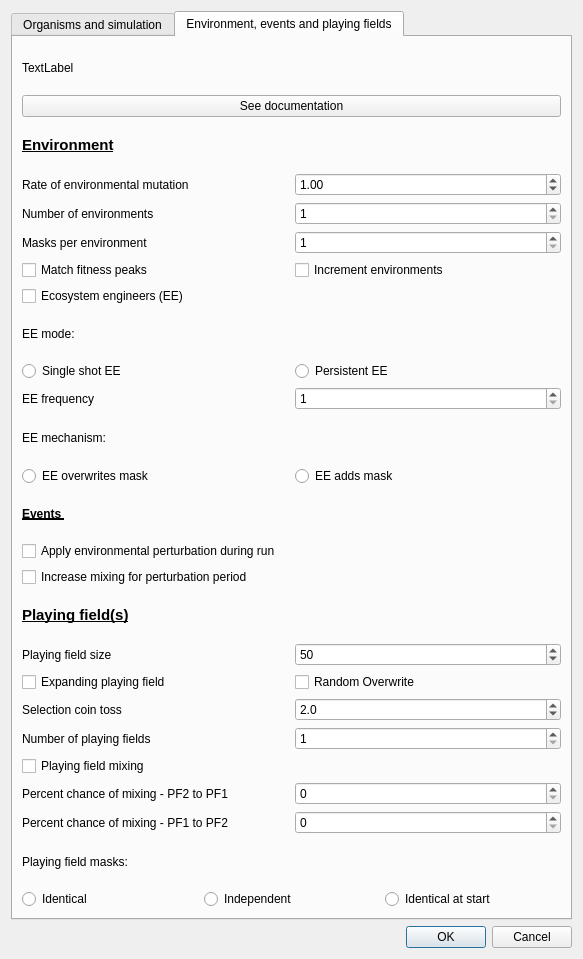
First picture: the form in settings.ui, repository palaeoware/trevosim, before the edit.
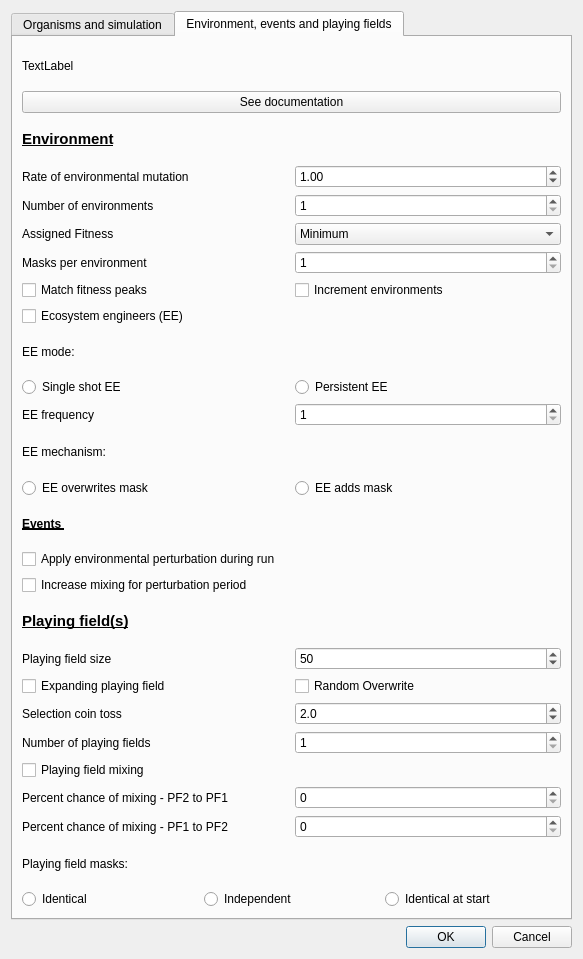
Second picture: the form after the edit. The open tabs and pages were chosen to show the change.

Commit message:
Implemented gui for multiple en
A combo box now appears above 1 environment number to choose the mean or
minimum fitness

The edit to the form file:
```diff
--- a/settings.ui
+++ b/settings.ui
@@ -17,7 +17,7 @@
    <item>
     <widget class="QTabWidget" name="settingsTabWidget">
      <property name="currentIndex">
-      <number>0</number>
+      <number>1</number>
      </property>
      <widget class="QWidget" name="organism_tab">
       <attribute name="title">
@@ -316,68 +316,62 @@
        <string>Environment, events and playing fields</string>
       </attribute>
       <layout class="QGridLayout" name="gridLayout_2">
-       <item row="7" column="1">
-        <widget class="QCheckBox" name="c_increment_environments">
+       <item row="22" column="0" colspan="2">
+        <widget class="QCheckBox" name="c_mixing_perturbation">
          <property name="text">
-          <string>Increment environments</string>
+          <string>Increase mixing for perturbation period </string>
          </property>
         </widget>
        </item>
-       <item row="1" column="0" colspan="2">
-        <widget class="QLabel" name="docs_label_02">
+       <item row="26" column="0">
+        <widget class="QLabel" name="label_23">
          <property name="text">
-          <string>TextLabel</string>
+          <string>Selection coin toss</string>
          </property>
         </widget>
        </item>
-       <item row="2" column="0" colspan="2">
-        <widget class="QPushButton" name="docs_pushButton_02">
+       <item row="16" column="0">
+        <widget class="QLabel" name="EE_Label">
          <property name="text">
-          <string>See documentation</string>
+          <string>EE frequency</string>
          </property>
         </widget>
        </item>
-       <item row="30" column="0">
-        <widget class="QLabel" name="label_16">
-         <property name="text">
-          <string>Playing field masks:</string>
-         </property>
-        </widget>
-       </item>
-       <item row="4" column="1">
-        <widget class="QDoubleSpinBox" name="s_environment_mutation">
-         <property name="decimals">
+       <item row="24" column="1">
+        <widget class="QSpinBox" name="s_playingfield_size">
+         <property name="minimum">
           <number>2</number>
          </property>
-         <property name="singleStep">
-          <double>0.010000000000000</double>
+         <property name="maximum">
+          <number>10000</number>
          </property>
          <property name="value">
-          <double>1.000000000000000</double>
+          <number>50</number>
          </property>
         </widget>
        </item>
-       <item row="19" column="0">
-        <widget class="QLabel" name="label_22">
-         <property name="font">
-          <font>
-           <bold>true</bold>
-           <underline>true</underline>
-          </font>
-         </property>
+       <item row="25" column="1">
+        <widget class="QCheckBox" name="c_random_overwrite">
          <property name="text">
-          <string>Events </string>
+          <string>Random Overwrite</string>
          </property>
         </widget>
        </item>
-       <item row="28" column="1">
+       <item row="29" column="1">
         <widget class="QSpinBox" name="s_mixing_1_to_0">
          <property name="maximum">
           <number>100</number>
          </property>
         </widget>
        </item>
-       <item row="17" column="0" colspan="2">
+       <item row="5" column="1">
+        <widget class="QSpinBox" name="s_environment_number">
+         <property name="minimum">
+          <number>1</number>
+         </property>
+        </widget>
+       </item>
+       <item row="18" column="0" colspan="2">
         <layout class="QHBoxLayout" name="horizontalLayout_4">
          <item>
           <widget class="QRadioButton" name="r_overwrite_mask">
@@ -401,150 +395,48 @@
          </item>
         </layout>
        </item>
-       <item row="4" column="0">
-        <widget class="QLabel" name="label_7">
+       <item row="31" column="0">
+        <widget class="QLabel" name="label_16">
          <property name="text">
-          <string>Rate of environmental mutation</string>
+          <string>Playing field masks:</string>
          </property>
         </widget>
        </item>
-       <item row="15" column="0">
-        <widget class="QLabel" name="EE_Label">
+       <item row="2" column="0" colspan="2">
+        <widget class="QPushButton" name="docs_pushButton_02">
          <property name="text">
-          <string>EE frequency</string>
+          <string>See documentation</string>
          </property>
         </widget>
        </item>
-       <item row="7" column="0">
-        <widget class="QCheckBox" name="c_match_fitness_peaks">
+       <item row="24" column="0">
+        <widget class="QLabel" name="label_18">
          <property name="text">
-          <string>Match fitness peaks</string>
-         </property>
-        </widget>
-       </item>
-       <item row="22" column="0">
-        <widget class="QLabel" name="label_20">
-         <property name="font">
-          <font>
-           <pointsize>11</pointsize>
-           <bold>true</bold>
-           <underline>true</underline>
-          </font>
-         </property>
-         <property name="text">
-          <string>Playing field(s)</string>
-         </property>
-        </widget>
-       </item>
-       <item row="5" column="1">
-        <widget class="QSpinBox" name="s_environment_number">
-         <property name="minimum">
-          <number>1</number>
+          <string>Playing field size</string>
          </property>
         </widget>
        </item>
        <item row="21" column="0" colspan="2">
-        <widget class="QCheckBox" name="c_mixing_perturbation">
-         <property name="text">
-          <string>Increase mixing for perturbation period </string>
-         </property>
-        </widget>
-       </item>
-       <item row="6" column="0">
-        <widget class="QLabel" name="label_17">
-         <property name="text">
-          <string>Masks per environment</string>
-         </property>
-        </widget>
-       </item>
-       <item row="12" column="0" colspan="2">
-        <widget class="QLabel" name="EE_Label_3">
-         <property name="text">
-          <string>EE mode:</string>
-         </property>
-        </widget>
-       </item>
-       <item row="20" column="0" colspan="2">
         <widget class="QCheckBox" name="c_extinction">
          <property name="text">
           <string>Apply environmental perturbation during run</string>
          </property>
         </widget>
        </item>
-       <item row="26" column="0">
-        <widget class="QLabel" name="label_playingfieldNumber">
-         <property name="text">
-          <string>Number of playing fields</string>
+       <item row="4" column="1">
+        <widget class="QDoubleSpinBox" name="s_environment_mutation">
+         <property name="decimals">
+          <number>2</number>
          </property>
-        </widget>
-       </item>
-       <item row="14" column="0" colspan="2">
-        <layout class="QHBoxLayout" name="horizontalLayout_2">
-         <item>
-          <widget class="QRadioButton" name="r_once_EE">
-           <property name="text">
-            <string>Single shot EE</string>
-           </property>
-           <attribute name="buttonGroup">
-            <string notr="true">button_group_once_pers</string>
-           </attribute>
-          </widget>
-         </item>
-         <item>
-          <widget class="QRadioButton" name="r_persistent_EE">
-           <property name="text">
-            <string>Persistent EE</string>
-           </property>
-           <attribute name="buttonGroup">
-            <string notr="true">button_group_once_pers</string>
-           </attribute>
-          </widget>
-         </item>
-        </layout>
-       </item>
-       <item row="28" column="0">
-        <widget class="QLabel" name="label_15">
-         <property name="text">
-          <string>Percent chance of mixing - PF2 to PF1</string>
+         <property name="singleStep">
+          <double>0.010000000000000</double>
          </property>
-        </widget>
-       </item>
-       <item row="24" column="0">
-        <widget class="QCheckBox" name="c_expanding_playingfield">
-         <property name="text">
-          <string>Expanding playing field</string>
+         <property name="value">
+          <double>1.000000000000000</double>
          </property>
         </widget>
        </item>
-       <item row="11" column="0">
-        <widget class="QCheckBox" name="c_ecosystem_engineers">
-         <property name="text">
-          <string>Ecosystem engineers (EE)</string>
-         </property>
-        </widget>
-       </item>
-       <item row="26" column="1">
-        <widget class="QSpinBox" name="s_multiple">
-         <property name="minimum">
-          <number>1</number>
-         </property>
-        </widget>
-       </item>
-       <item row="16" column="0">
-        <widget class="QLabel" name="EE_Label_2">
-         <property name="text">
-          <string>EE mechanism:</string>
-         </property>
-        </widget>
-       </item>
-       <item row="5" column="0">
-        <widget class="QLabel" name="label_19">
-         <property name="text">
-          <string>Number of environments</string>
-         </property>
-        </widget>
-       </item>
-       <item row="15" column="1">
+       <item row="16" column="1">
         <widget class="QSpinBox" name="s_EE_frequency">
          <property name="minimum">
           <number>1</number>
@@ -554,62 +446,14 @@
          </property>
         </widget>
        </item>
-       <item row="27" column="0">
-        <widget class="QCheckBox" name="c_mixing">
-         <property name="text">
-          <string>Playing field mixing</string>
-         </property>
-        </widget>
-       </item>
-       <item row="25" column="0">
-        <widget class="QLabel" name="label_23">
-         <property name="text">
-          <string>Selection coin toss</string>
-         </property>
-        </widget>
-       </item>
-       <item row="29" column="0">
-        <widget class="QLabel" name="label_21">
-         <property name="text">
-          <string>Percent chance of mixing - PF1 to PF2</string>
-         </property>
-        </widget>
-       </item>
-       <item row="29" column="1">
-        <widget class="QSpinBox" name="s_mixing_0_to_1">
-         <property name="maximum">
-          <number>100</number>
-         </property>
-        </widget>
-       </item>
-       <item row="24" column="1">
-        <widget class="QCheckBox" name="c_random_overwrite">
-         <property name="text">
-          <string>Random Overwrite</string>
-         </property>
-        </widget>
-       </item>
-       <item row="25" column="1">
-        <widget class="QDoubleSpinBox" name="s_selection">
-         <property name="decimals">
-          <number>1</number>
-         </property>
+       <item row="27" column="1">
+        <widget class="QSpinBox" name="s_multiple">
          <property name="minimum">
-          <double>1.000000000000000</double>
-         </property>
-         <property name="value">
-          <double>2.000000000000000</double>
-         </property>
-        </widget>
-       </item>
-       <item row="6" column="1">
-        <widget class="QSpinBox" name="s_masks_per_environment">
-         <property name="minimum">
           <number>1</number>
          </property>
         </widget>
        </item>
-       <item row="31" column="0" colspan="2">
+       <item row="32" column="0" colspan="2">
         <layout class="QHBoxLayout" name="horizontalLayout">
          <item>
           <widget class="QRadioButton" name="r_identical">
@@ -634,16 +478,86 @@
          </item>
         </layout>
        </item>
-       <item row="23" column="1">
-        <widget class="QSpinBox" name="s_playingfield_size">
+       <item row="8" column="1">
+        <widget class="QCheckBox" name="c_increment_environments">
+         <property name="text">
+          <string>Increment environments</string>
+         </property>
+        </widget>
+       </item>
+       <item row="7" column="1">
+        <widget class="QSpinBox" name="s_masks_per_environment">
          <property name="minimum">
-          <number>2</number>
+          <number>1</number>
          </property>
-         <property name="maximum">
-          <number>10000</number>
+        </widget>
+       </item>
+       <item row="13" column="0" colspan="2">
+        <widget class="QLabel" name="EE_Label_3">
+         <property name="text">
+          <string>EE mode:</string>
+         </property>
+        </widget>
+       </item>
+       <item row="17" column="0">
+        <widget class="QLabel" name="EE_Label_2">
+         <property name="text">
+          <string>EE mechanism:</string>
+         </property>
+        </widget>
+       </item>
+       <item row="26" column="1">
+        <widget class="QDoubleSpinBox" name="s_selection">
+         <property name="decimals">
+          <number>1</number>
+         </property>
+         <property name="minimum">
+          <double>1.000000000000000</double>
          </property>
          <property name="value">
-          <number>50</number>
+          <double>2.000000000000000</double>
+         </property>
+        </widget>
+       </item>
+       <item row="4" column="0">
+        <widget class="QLabel" name="label_7">
+         <property name="text">
+          <string>Rate of environmental mutation</string>
+         </property>
+        </widget>
+       </item>
+       <item row="30" column="1">
+        <widget class="QSpinBox" name="s_mixing_0_to_1">
+         <property name="maximum">
+          <number>100</number>
+         </property>
+        </widget>
+       </item>
+       <item row="29" column="0">
+        <widget class="QLabel" name="label_15">
+         <property name="text">
+          <string>Percent chance of mixing - PF2 to PF1</string>
+         </property>
+        </widget>
+       </item>
+       <item row="28" column="0">
+        <widget class="QCheckBox" name="c_mixing">
+         <property name="text">
+          <string>Playing field mixing</string>
+         </property>
+        </widget>
+       </item>
+       <item row="30" column="0">
+        <widget class="QLabel" name="label_21">
+         <property name="text">
+          <string>Percent chance of mixing - PF1 to PF2</string>
+         </property>
+        </widget>
+       </item>
+       <item row="8" column="0">
+        <widget class="QCheckBox" name="c_match_fitness_peaks">
+         <property name="text">
+          <string>Match fitness peaks</string>
          </property>
         </widget>
        </item>
@@ -661,10 +575,117 @@
          </property>
         </widget>
        </item>
+       <item row="5" column="0">
+        <widget class="QLabel" name="label_19">
+         <property name="text">
+          <string>Number of environments</string>
+         </property>
+        </widget>
+       </item>
+       <item row="20" column="0">
+        <widget class="QLabel" name="label_22">
+         <property name="font">
+          <font>
+           <bold>true</bold>
+           <underline>true</underline>
+          </font>
+         </property>
+         <property name="text">
+          <string>Events </string>
+         </property>
+        </widget>
+       </item>
+       <item row="12" column="0">
+        <widget class="QCheckBox" name="c_ecosystem_engineers">
+         <property name="text">
+          <string>Ecosystem engineers (EE)</string>
+         </property>
+        </widget>
+       </item>
+       <item row="27" column="0">
+        <widget class="QLabel" name="label_playingfieldNumber">
+         <property name="text">
+          <string>Number of playing fields</string>
+         </property>
+        </widget>
+       </item>
+       <item row="7" column="0">
+        <widget class="QLabel" name="label_17">
+         <property name="text">
+          <string>Masks per environment</string>
+         </property>
+        </widget>
+       </item>
+       <item row="15" column="0" colspan="2">
+        <layout class="QHBoxLayout" name="horizontalLayout_2">
+         <item>
+          <widget class="QRadioButton" name="r_once_EE">
+           <property name="text">
+            <string>Single shot EE</string>
+           </property>
+           <attribute name="buttonGroup">
+            <string notr="true">button_group_once_pers</string>
+           </attribute>
+          </widget>
+         </item>
+         <item>
+          <widget class="QRadioButton" name="r_persistent_EE">
+           <property name="text">
+            <string>Persistent EE</string>
+           </property>
+           <attribute name="buttonGroup">
+            <string notr="true">button_group_once_pers</string>
+           </attribute>
+          </widget>
+         </item>
+        </layout>
+       </item>
+       <item row="1" column="0" colspan="2">
+        <widget class="QLabel" name="docs_label_02">
+         <property name="text">
+          <string>TextLabel</string>
+         </property>
+        </widget>
+       </item>
        <item row="23" column="0">
-        <widget class="QLabel" name="label_18">
+        <widget class="QLabel" name="label_20">
+         <property name="font">
+          <font>
+           <pointsize>11</pointsize>
+           <bold>true</bold>
+           <underline>true</underline>
+          </font>
+         </property>
          <property name="text">
-          <string>Playing field size</string>
+          <string>Playing field(s)</string>
+         </property>
+        </widget>
+       </item>
+       <item row="25" column="0">
+        <widget class="QCheckBox" name="c_expanding_playingfield">
+         <property name="text">
+          <string>Expanding playing field</string>
+         </property>
+        </widget>
+       </item>
+       <item row="6" column="1">
+        <widget class="QComboBox" name="combo_environments">
+         <item>
+          <property name="text">
+           <string>Minimum</string>
+          </property>
+         </item>
+         <item>
+          <property name="text">
+           <string>Mean</string>
+          </property>
+         </item>
+        </widget>
+       </item>
+       <item row="6" column="0">
+        <widget class="QLabel" name="label_fitness">
+         <property name="text">
+          <string>Assigned Fitness</string>
          </property>
         </widget>
        </item>
```
The commit also changes 2 other files.
